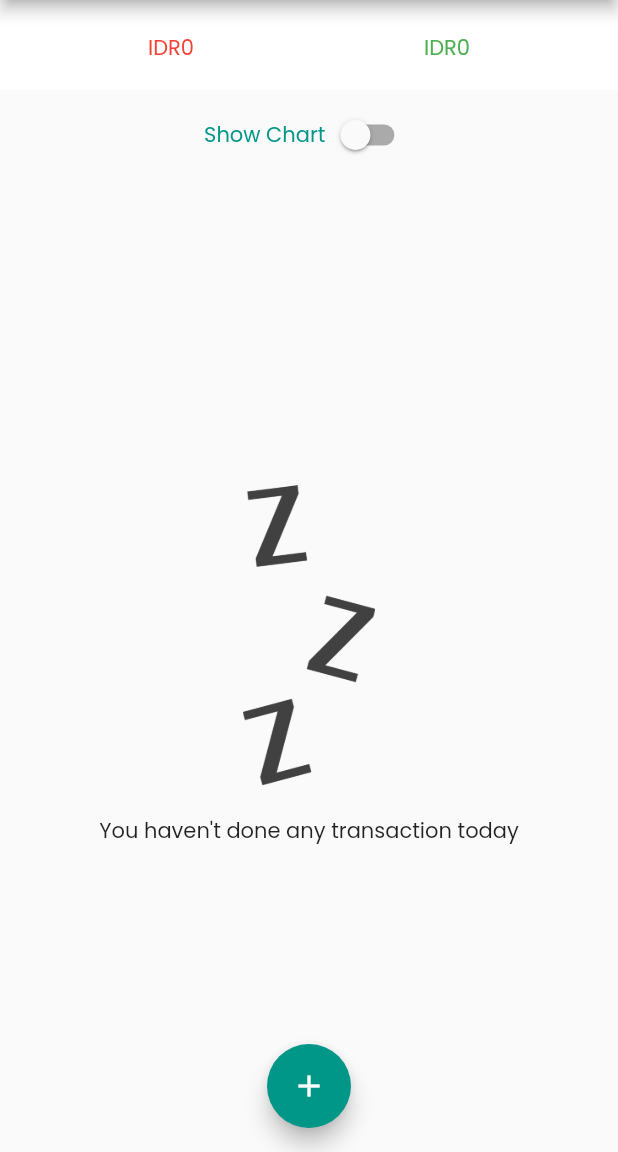
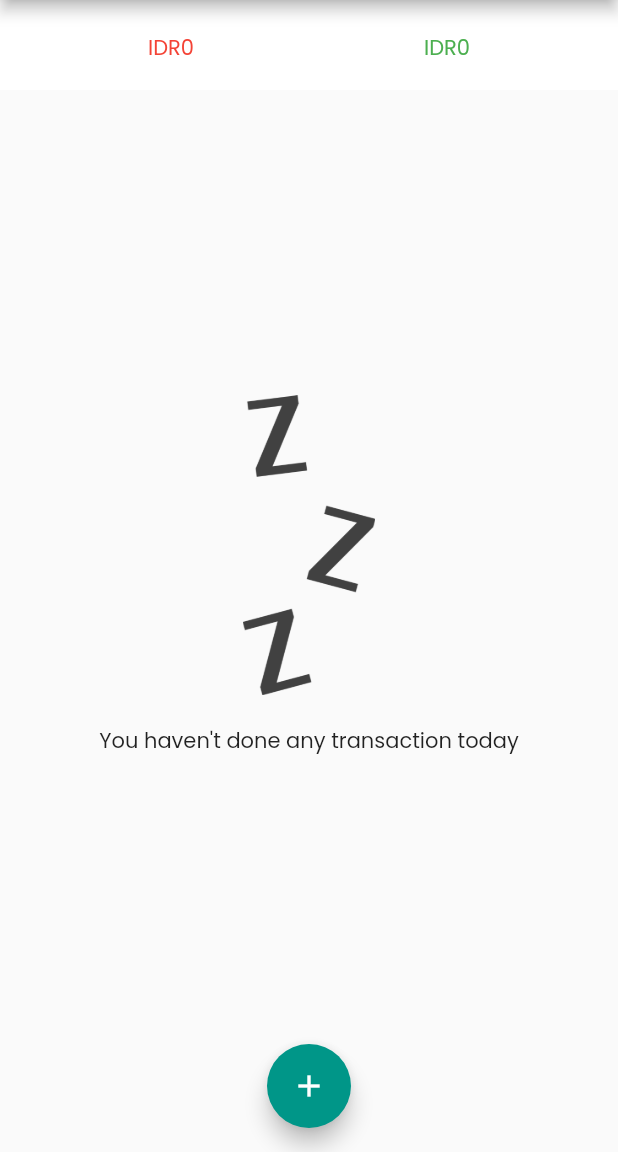
Before and after one commit to dimaswisodewo/ExpenseTracker, a Flutter app: the screen it shows after launch, on a phone screen of 412 x 824 dp, the part 84-1236 px from its top. Run offline on Flutter 3.47's test engine with Material 2 defaults, Android fonts, the phone set to English and light mode, and no system bars.

Commit message:
[UPDATE] : Hide and deactivate chart when there is no transaction

```diff
--- a/lib/main.dart
+++ b/lib/main.dart
@@ -1,6 +1,6 @@
 // import 'dart:html';
 // import 'dart:io';
-import 'package:flutter/cupertino.dart';
+// import 'package:flutter/cupertino.dart';
 import 'package:flutter/material.dart';
 import 'package:flutter/services.dart';
 import 'package:intl/intl.dart';
@@ -97,6 +97,12 @@ class _MyHomePageState extends State<MyHomePage> {
   void deleteTransaction(String transactionId) {
     setState(() {
       _userTransactions.removeWhere((element) => element.id == transactionId);
+
+      // hide chart if there is no transaction
+      if (_userTransactions.length <= 0) {
+        _chartHeight = 0;
+        _showChart = false;
+      }
     });
   }
 
@@ -187,7 +193,8 @@ class _MyHomePageState extends State<MyHomePage> {
             ],
           ),
         ),
-        Container(
+        _userTransactions.length > 0
+            ? Container(
                 height: 60,
                 padding: EdgeInsets.symmetric(horizontal: 10),
                 child: Row(
@@ -211,7 +218,8 @@ class _MyHomePageState extends State<MyHomePage> {
                         })
                   ],
                 ),
-        ),
+              )
+            : Container(),
         _showChart == true
             ? Container(
                 height: 250,
--- a/lib/widgets/transaction-item.dart
+++ b/lib/widgets/transaction-item.dart
@@ -1,5 +1,5 @@
 import 'package:expense_tracker/models/transaction.dart';
-import 'package:flutter/cupertino.dart';
+// import 'package:flutter/cupertino.dart';
 import 'package:flutter/material.dart';
 import 'package:intl/intl.dart';
 // import 'package:currency_text_input_formatter/currency_text_input_formatter.dart';
```
Also changed, not shown: pubspec.lock, 10 other files. Lines whose indentation alone changed are shown as unchanged.
